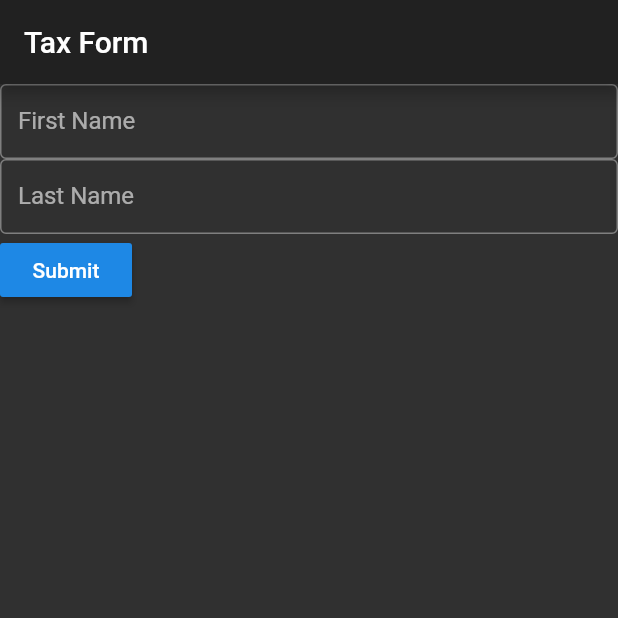
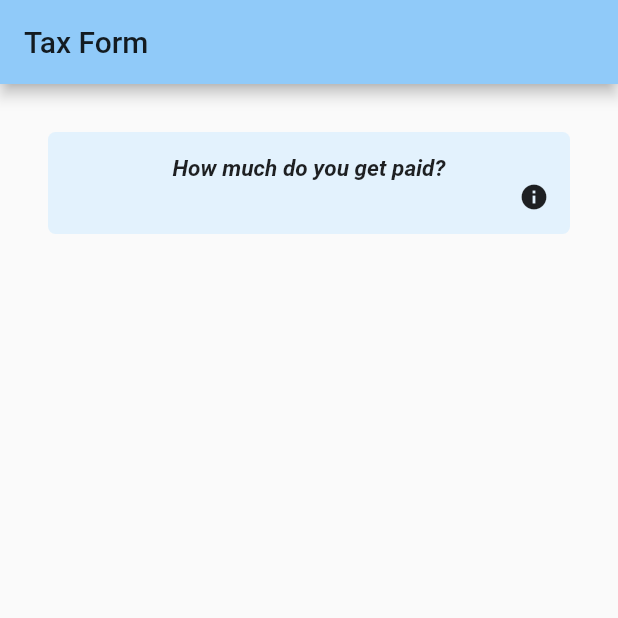
Before and after one commit to rayhaanbhikha/tax_calculator, a Flutter app: the screen it shows after launch, on a phone screen of 412 x 824 dp, the top half of it. Run offline on Flutter 3.47's test engine with Material 2 defaults, Android fonts, the phone set to English and light mode, and no system bars.

Commit message:
Salary screen added.

```diff
--- a/lib/main.dart
+++ b/lib/main.dart
@@ -1,7 +1,7 @@
 import 'package:flutter/material.dart';
 import 'package:provider/provider.dart';
 import 'package:tax_calc/MyTaxForm.dart';
-import './CustomForm.dart';
+import 'package:tax_calc/pages/SalaryScreen.dart';
 
 void main() => runApp(MyApp());
 
@@ -10,12 +10,14 @@ class MyApp extends StatelessWidget {
   Widget build(BuildContext context) {
     return MaterialApp(
         title: 'Flutter Demo',
-        theme: ThemeData.dark(),
+        theme: ThemeData(
+          primaryColor: Colors.blue[200]
+        ),
         home: Scaffold(
             appBar: AppBar(title: Text("Tax Form")),
             body: ChangeNotifierProvider(
                 builder: (context) => MyTaxForm(),
-                child: CustomForm())
+                child: SalaryScreen())
                 )
             );
   }
--- /dev/null
+++ b/lib/pages/SalaryScreen.dart
@@ -0,0 +1,19 @@
+import 'package:flutter/material.dart';
+import 'package:tax_calc/components/MainText.dart';
+
+class SalaryScreen extends StatelessWidget {
+  @override
+  Widget build(BuildContext context) {
+    return Container(
+        padding: EdgeInsets.all(32),
+        child: Column(
+          crossAxisAlignment: CrossAxisAlignment.stretch,
+          children: <Widget>[
+            MainText(
+              questionText: "How much do you get paid?",
+              infoText: "Enter salary info",
+            )
+          ],
+        ));
+  }
+}
```
